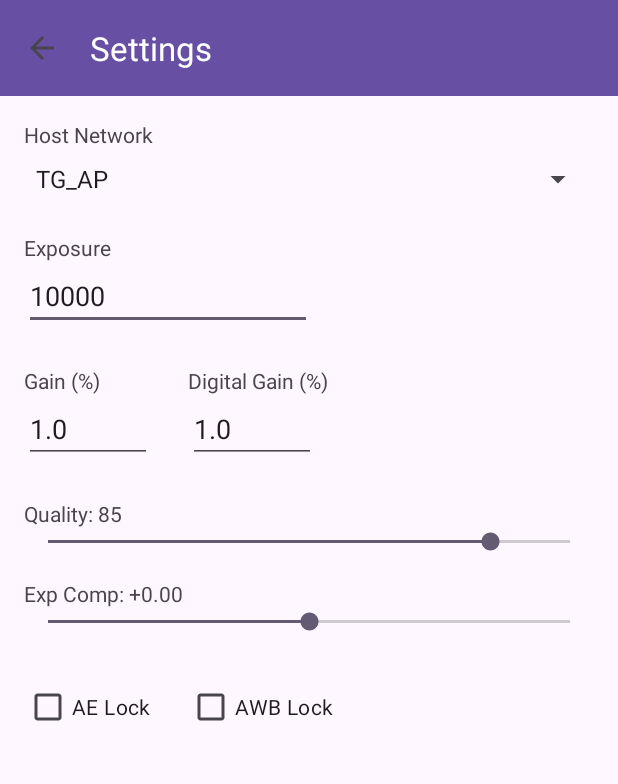
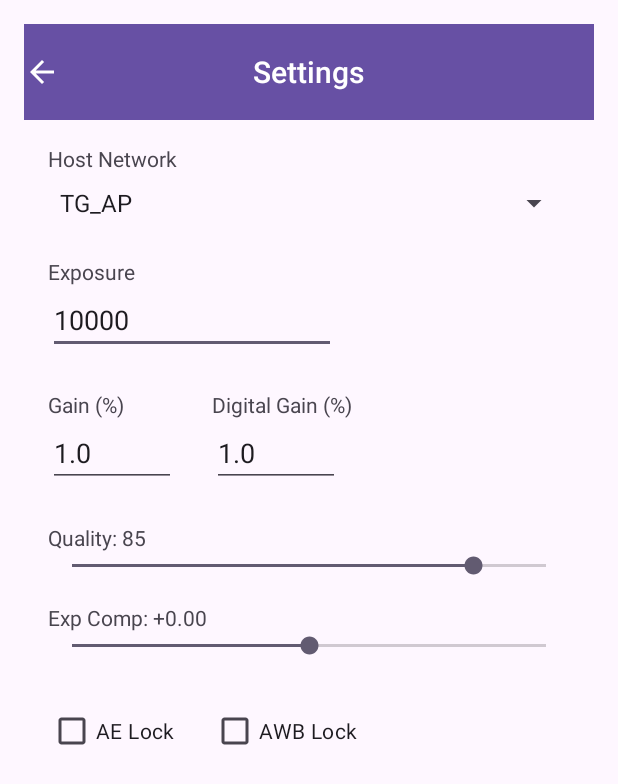
Before and after one commit to murveit/TGConnect, an Android app: the SettingsActivity screen opened directly, with no data from a screen before it, on a phone screen of 412 x 824 dp. Shown: the top 784 px of the screen. Run offline under Robolectric (Android 15) with nearby library versions, the light colour scheme and no system bars.

Commit message:
More UI fixes

```diff
--- a/app/src/main/java/com/murveit/tgcontrol/SettingsActivity.java
+++ b/app/src/main/java/com/murveit/tgcontrol/SettingsActivity.java
@@ -51,6 +51,7 @@ public class SettingsActivity extends AppCompatActivity {
         setSupportActionBar(toolbar);
         if (getSupportActionBar() != null) {
             getSupportActionBar().setDisplayHomeAsUpEnabled(true);
+            getSupportActionBar().setTitle("");
         }
 
         // 3. Find all the views
--- a/app/src/main/res/layout/activity_settings.xml
+++ b/app/src/main/res/layout/activity_settings.xml
@@ -5,16 +5,28 @@
     android:layout_width="match_parent"
     android:layout_height="match_parent"
     android:orientation="vertical"
+    android:padding="16dp"
+    android:fitsSystemWindows="true"
     tools:context=".SettingsActivity">
 
     <com.google.android.material.appbar.MaterialToolbar
         android:id="@+id/toolbar"
         android:layout_width="match_parent"
         android:layout_height="?attr/actionBarSize"
+        android:layout_marginStart="-16dp"
+        android:layout_marginEnd="-16dp"
         android:background="?attr/colorPrimary"
         android:elevation="4dp"
-        app:title="Settings"
-        app:titleTextColor="?attr/colorOnPrimary" />
+        style="@style/App.Toolbar">
+
+        <TextView
+            android:layout_width="wrap_content"
+            android:layout_height="wrap_content"
+            android:text="Settings"
+            android:layout_gravity="center"
+            android:textAppearance="@style/TextAppearance.AppCompat.Widget.ActionBar.Title"
+            android:textColor="?attr/colorOnPrimary" />
+    </com.google.android.material.appbar.MaterialToolbar>
 
     <ScrollView
         android:layout_width="match_parent"
--- a/app/src/main/res/values/themes.xml
+++ b/app/src/main/res/values/themes.xml
@@ -5,6 +5,9 @@
         <item name="colorPrimary">@color/primary_dark</item>
         <!-- <item name="colorPrimary">@color/my_light_primary</item> -->
     </style>
-
+    <style name="App.Toolbar" parent="Widget.Material3.Toolbar">
+        <item name="titleTextColor">?attr/colorOnPrimary</item>
+        <item name="navigationIconTint">?attr/colorOnPrimary</item>
+    </style>
     <style name="Theme.TGControl" parent="Theme.Material3.DayNight.NoActionBar" />
 </resources>
```
